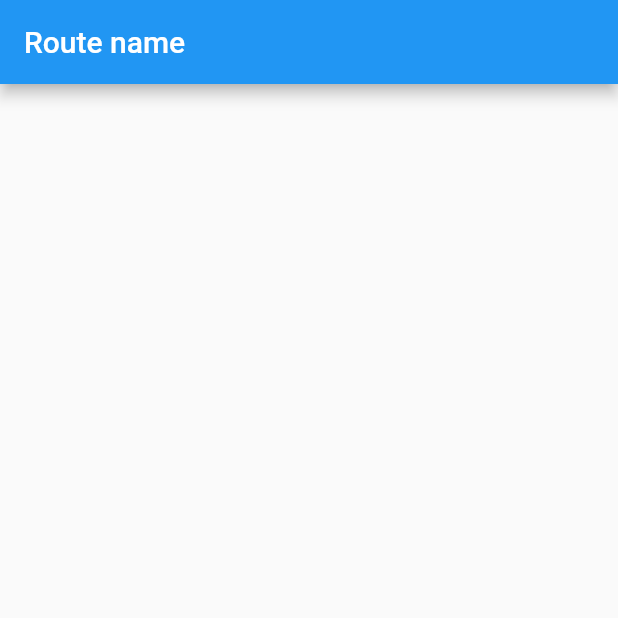
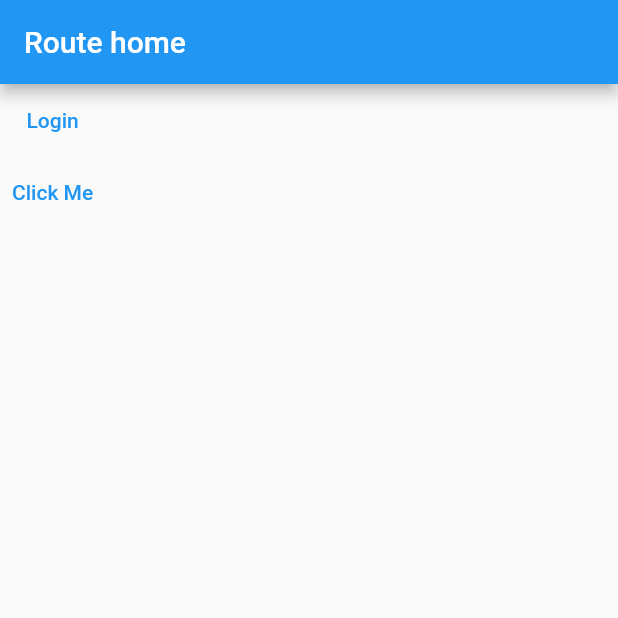
Before and after one commit to alexboateng/mest_app_routing, a Flutter app: the screen it shows after launch, on a phone screen of 412 x 824 dp, the top half of it. Run offline on Flutter 3.47's test engine with Material 2 defaults, Android fonts, the light colour scheme and no system bars.

Commit message:
update 2

```diff
--- a/lib/homepage.dart
+++ b/lib/homepage.dart
@@ -1,4 +1,5 @@
 import 'package:flutter/material.dart';
+import 'package:mest_app_routing/login_page.dart';
 
 class MyHomePage extends StatefulWidget {
   const MyHomePage({Key? key}) : super(key: key);
@@ -12,9 +13,25 @@ class _MyHomePageState extends State<MyHomePage> {
   Widget build(BuildContext context) {
     return Scaffold(
       appBar: AppBar(
-        title: Text("Route name"),
+        title: Text("Route home"),
       ),
-      body: Center(),
+      body: Column(children: [
+        TextButton(
+          child: Text('Login'),
+          onPressed: () {
+            Navigator.push(
+              context,
+              MaterialPageRoute(builder: (context) => LoginPage()),
+            );
+          },
+        ),
+        TextButton(
+          child: Text('Click Me'),
+          onPressed: () {
+            Navigator.of(context).pushNamed("/login");
+          },
+        ),
+      ]),
     );
   }
 }
```
Also changed, not shown: lib/login_page.dart (+10 -1 lines).
